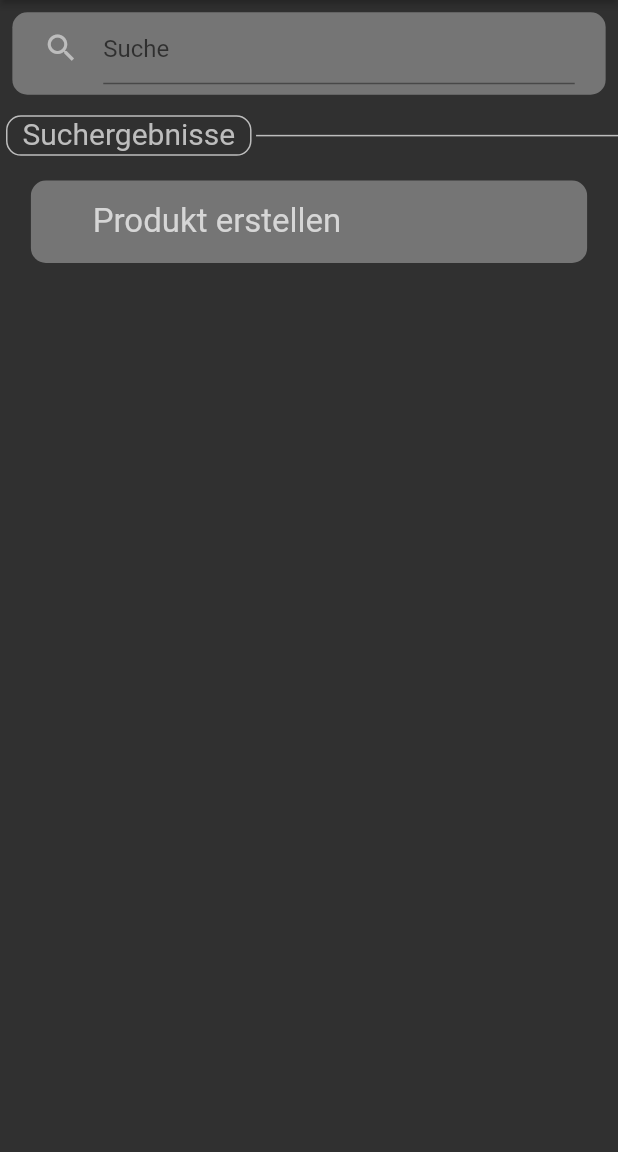
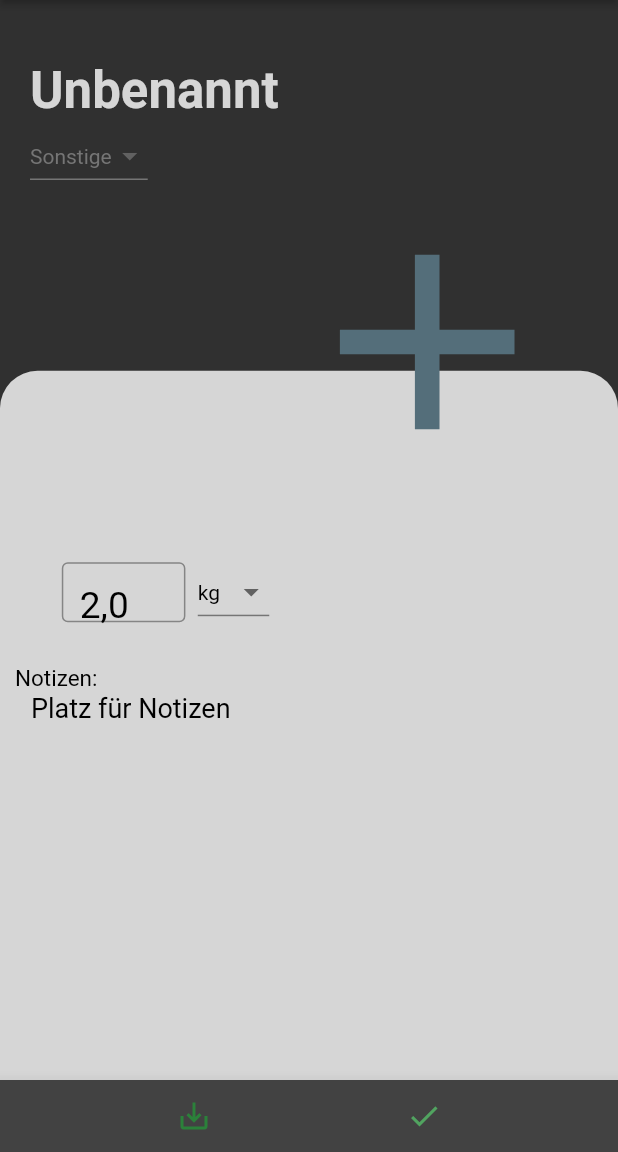
Before and after one commit to benicamera/q_shop, a Flutter app: the AddItemScreen screen opened directly, after a tap on "Produkt erstellen", on a phone screen of 412 x 824 dp, the part 84-1236 px from its top. Run offline on Flutter 3.47's test engine with Material 2 defaults, Android fonts, the phone set to English and light mode, and no system bars; our stand-ins replace auto_size_text.

Commit message:
Item erstellen Page hinzugefügt. Item erstellen implementiert.

```diff
--- a/lib/screens/addItem/addItem_screen.dart
+++ b/lib/screens/addItem/addItem_screen.dart
@@ -10,6 +10,7 @@ import 'package:q_shop/models/main_divider_bar.dart';
 import 'package:q_shop/screens/details/details_screen.dart';
 
 import '../../icons.dart';
+import 'components/searchResult.dart';
 import 'components/searchbar.dart';
 
 class AddItemScreen extends StatelessWidget {
@@ -101,59 +102,3 @@ class AddItemScreen extends StatelessWidget {
     );
   }
 }
-
-class SearchResult extends StatelessWidget {
-  const SearchResult({
-    Key key,
-    @required this.item,
-  }) : super(key: key);
-
-  final item;
-
-  void toDetailScreen(BuildContext context) {
-    Navigator.push(
-        context,
-        MaterialPageRoute(
-            builder: (context) => DetailsScreen(
-                  itemName: item,
-                  weight: "1 Stk",
-                  itemIcon: apfel,
-                  isProposal: true,
-                )));
-  }
-
-  @override
-  Widget build(BuildContext context) {
-    return InkWell(
-        onTap: () {
-          (item == "Produkt erstellen")
-              ? print("Produkt erstellen..")
-              : toDetailScreen(context);
-        },
-        child: Container(
-          height: MediaQuery.of(context).size.height / 15,
-          width: MediaQuery.of(context).size.width * 0.96,
-          decoration: BoxDecoration(
-            color: kDarkGrey1,
-            borderRadius: BorderRadius.all(Radius.circular(10.0)),
-          ),
-          child: Center(
-            child: Row(
-              children: [
-                Padding(
-                  padding: EdgeInsets.symmetric(
-                      horizontal: MediaQuery.of(context).size.width / 10),
-                  child: Text(
-                    item,
-                    style: TextStyle(
-                        fontSize: 22,
-                        color:
-                            kLightGrey2), //TODO: Icon einfügen und automatic font
-                  ),
-                )
-              ],
-            ),
-          ),
-        ));
-  }
-}
--- /dev/null
+++ b/lib/screens/addItem/components/searchResult.dart
@@ -0,0 +1,72 @@
+/*  searchResult.dart
+*   @author: Benjamin Dangl
+*   @version: 14.11.2020
+ */
+import 'package:flutter/material.dart';
+import 'package:q_shop/screens/createItem/createItem_screen.dart';
+import 'package:q_shop/screens/details/details_screen.dart';
+
+import '../../../icons.dart';
+import 'package:q_shop/constants.dart';
+
+class SearchResult extends StatelessWidget {
+  const SearchResult({
+    Key key,
+    @required this.item,
+  }) : super(key: key);
+
+  final item;
+
+  void toDetailScreen(BuildContext context) {
+    Navigator.push(
+        context,
+        MaterialPageRoute(
+            builder: (context) => DetailsScreen(
+              itemName: item,
+              weight: "1 Stk",
+              itemIcon: apfel,
+              isProposal: true,
+            )));
+  }
+
+  void toCreateItem(BuildContext context){
+    Navigator.push(context, MaterialPageRoute(
+      builder: (context) => CreateItemScreen()
+    ));
+  }
+
+  @override
+  Widget build(BuildContext context) {
+    return InkWell(
+        onTap: () {
+          (item == "Produkt erstellen")
+              ? toCreateItem(context)
+              : toDetailScreen(context);
+        },
+        child: Container(
+          height: MediaQuery.of(context).size.height / 15,
+          width: MediaQuery.of(context).size.width * 0.96,
+          decoration: BoxDecoration(
+            color: kDarkGrey1,
+            borderRadius: BorderRadius.all(Radius.circular(10.0)),
+          ),
+          child: Center(
+            child: Row(
+              children: [
+                Padding(
+                  padding: EdgeInsets.symmetric(
+                      horizontal: MediaQuery.of(context).size.width / 10),
+                  child: Text(
+                    item,
+                    style: TextStyle(
+                        fontSize: 22,
+                        color:
+                        kLightGrey2), //TODO: Icon einfügen und automatic font
+                  ),
+                )
+              ],
+            ),
+          ),
+        ));
+  }
+}
--- /dev/null
+++ b/lib/screens/createItem/components/catSelector.dart
@@ -0,0 +1,58 @@
+/*  catSelector.dart
+*   @author: Benjamin Dangl
+*   @version: 14.11.2020
+ */
+
+import 'package:flutter/material.dart';
+import '../../../constants.dart';
+
+class CatSelector extends StatefulWidget {
+  String defCat = "Sonstige";
+  CatSelector() {}
+
+  @override
+  _CatSelector createState() =>
+      _CatSelector(category: defCat);
+}
+
+class _CatSelector extends State<CatSelector> {
+  //TODO: Informationen in JSON speichern
+  String category;
+  final textController = TextEditingController();
+
+  _CatSelector({this.category});
+
+  @override
+  void dispose() {
+    textController.dispose();
+    super.dispose();
+  }
+
+  @override
+  Widget build(BuildContext context) {
+    Size size = MediaQuery.of(context).size;
+    return
+        DropdownButton<String>(
+          value: category,
+          elevation: 10,
+          dropdownColor: kWhite,
+          style: TextStyle(color: kDarkGrey1),
+          underline: Container(
+            height: 1,
+            color: kDarkGrey1,
+          ),
+          onChanged: (String newValue) {
+            setState(() {
+              category = newValue;
+            });
+          },
+          items: <String>['Obst', 'Gemüse', 'Sonstige'] //TODO: Alle Kategorien hinzufügen
+              .map<DropdownMenuItem<String>>((String value){
+            return DropdownMenuItem<String>(
+              value: value,
+              child: Text(value),
+            );
+          }).toList(),
+        );
+  }
+}
--- /dev/null
+++ b/lib/screens/createItem/components/createItemBody.dart
@@ -0,0 +1,72 @@
+/*  detail_body.dart
+*   @author: Benjamin Dangl
+*   @version: 14.11.2020
+ */
+
+import 'package:flutter/material.dart';
+import 'package:q_shop/constants.dart';
+import 'package:q_shop/screens/createItem/components/createItem_title_with_icon.dart';
+import 'package:q_shop/screens/details/components/detail_amount_select.dart';
+import 'package:q_shop/screens/details/components/detail_note.dart';
+
+
+class CreateItemBody extends StatelessWidget {
+
+  String notes = "Lorem ipsum dolor sit amet, consetetur sadipscing elitr, sed diam nonumy eirmod tempor invidunt ut labore et dolore magna aliquyam erat, sed diam voluptua. At vero eos et accusam et justo duo dolores et ea rebum. Stet clita kasd gubergren, no sea takimata sanctus est Lorem ipsum dolor sit amet. Lorem ipsum dolor sit amet, consetetur sadipscing elitr, sed diam nonumy eirmod tempor invidunt ut labore et dolore magna aliquyam erat, sed diam voluptua. At vero eos et accusam et justo duo dolores et ea rebum. Stet clita kasd gubergren, no sea takimata sanctus est Lorem ipsum dolor sit amet.";
+
+  CreateItemBody(
+      {Key key, })
+      : super(key: key);
+
+  @override
+  Widget build(BuildContext context) {
+    //returns total height and width
+    Size size = MediaQuery
+        .of(context)
+        .size;
+    return SingleChildScrollView(
+      child: Column(
+        children: <Widget>[
+          SizedBox(
+            height: size.height,
+            child: Stack(
+              children: <Widget>[
+                Container(
+                  margin: EdgeInsets.only(top: size.height * 0.3),
+                  height: 500,
+                  decoration: BoxDecoration(
+                      color: kLightGrey2,
+                      borderRadius: BorderRadius.only(
+                          topLeft: Radius.circular(25),
+                          topRight: Radius.circular(25))),
+                  child: Column(
+                    children: <Widget>[
+                      SizedBox(
+                        height: size.height * 0.15,
+                        width: 20,
+                      ),
+                      Row(
+                        children: <Widget>[
+                          Padding(
+                              padding: EdgeInsetsDirectional.only(
+                                  start: size.width * 0.1),
+                              child: DetailAmount("2 kg"))
+                        ],
+                      ),
+                      SizedBox(
+                        height: size.height * 0.03,
+                        width: 20,
+                      ),
+                      DetailNote(size: size, notes: notes)
+                    ],
+                  ),
+                ),
+                CreateItem_Title_Icon(),
+              ],
+            ),
+          )
+        ],
+      ),
+    );
+  }
+}
--- /dev/null
+++ b/lib/screens/createItem/components/createItem_editable_title.dart
@@ -0,0 +1,61 @@
+/*  createItem_editable_title.dart
+*   @author: Benjamin Dangl
+*   @version: 14.11.2020
+ */
+import 'package:flutter/material.dart';
+
+import '../../../constants.dart';
+
+class EditableItemTitle extends StatefulWidget {
+  @override
+  _EditableItemTitleState createState() => _EditableItemTitleState();
+}
+
+class _EditableItemTitleState extends State<EditableItemTitle> {
+  bool _isEditingText = false;
+  TextEditingController _editingController;
+  String initialText = "Unbenannt";
+
+  @override
+  void initState() {
+    super.initState();
+    _editingController = TextEditingController(text: initialText);
+  }
+  @override
+  void dispose() {
+    _editingController.dispose();
+    super.dispose();
+  }
+
+  @override
+  Widget build(BuildContext context) {
+    if (_isEditingText)
+      return Center(
+        child: TextField(
+          style: Theme.of(context).textTheme.headline4.copyWith(
+              color: kLightGrey2, fontWeight: FontWeight.bold),
+          onSubmitted: (newValue){
+            setState(() {
+              //TODO: save text
+              initialText = newValue;
+              _isEditingText =false;
+            });
+          },
+          autofocus: true,
+          controller: _editingController,
+        ),
+      );
+    return InkWell(
+        onTap: () {
+          setState(() {
+            _isEditingText = true;
+          });
+        },
+        child: Text(
+          initialText,
+          style:
+            Theme.of(context).textTheme.headline4.copyWith(
+                color: kLightGrey2, fontWeight: FontWeight.bold),
+        ));
+  }
+}
--- /dev/null
+++ b/lib/screens/createItem/components/createItem_title_with_icon.dart
@@ -0,0 +1,47 @@
+/*  createItem_title_with_icon.dart
+*   @author: Benjamin Dangl
+*   @version: 14.11.2020
+ */
+import 'package:flutter/material.dart';
+import 'package:q_shop/constants.dart';
+import 'package:q_shop/screens/createItem/components/catSelector.dart';
+import 'package:q_shop/screens/createItem/components/createItem_editable_title.dart';
+
+class CreateItem_Title_Icon extends StatelessWidget {
+  final int itemId = 1; //TODO: get item id
+  const CreateItem_Title_Icon({
+    Key key,
+
+  }) : super(key: key);
+
+
+  @override
+  Widget build(BuildContext context) {
+    return Padding(
+      padding: const EdgeInsets.symmetric(
+          horizontal: kDefPadding, vertical: kDefPadding * 2),
+      child: Column(
+        crossAxisAlignment: CrossAxisAlignment.start,
+        children: <Widget>[
+          EditableItemTitle(),
+          CatSelector(),
+          Row(
+            children: <Widget>[
+              Padding(
+                  padding: EdgeInsetsDirectional.only(
+                      start: MediaQuery.of(context).size.width / 2.5),
+                  child: InkWell(
+                    onTap: (){} , //TODO: add Iconselector
+                    child: Icon(
+                    Icons.add,
+                    color: kBluGreyS1,
+                    size: 200,
+                  ),)
+              )
+            ],
+          )
+        ],
+      ),
+    );
+  }
+}
--- /dev/null
+++ b/lib/screens/createItem/createItem_screen.dart
@@ -0,0 +1,89 @@
+/*  createItem_screen.dart
+*   @author: Benjamin Dangl
+*   @version: 14.11.2020
+ */
+import 'package:flutter/material.dart';
+import 'package:q_shop/screens/createItem/components/createItemBody.dart';
+import 'package:q_shop/screens/details/components/detail_body.dart';
+import '../../constants.dart';
+
+class CreateItemScreen extends StatelessWidget {
+  const CreateItemScreen({
+    Key key,
+  }) : super(key: key);
+
+//TODO: SAVE EVERYTHING WHEN GOING BACK
+  @override
+  Widget build(BuildContext context) {
+    return Scaffold(
+      backgroundColor: kDarkGrey4,
+      appBar: buildAppBar(),
+      bottomNavigationBar: buildBottomAppBar(),
+      body: CreateItemBody(), //TODO: Get cat
+    );
+  }
+
+  BottomAppBar buildBottomAppBar() {
+    return BottomAppBar(
+      color: kDarkGrey3,
+      child: Row(
+        mainAxisSize: MainAxisSize.max,
+        mainAxisAlignment: MainAxisAlignment.spaceEvenly,
+        children: <Widget>[
+          IconButton(
+            icon: Icon(
+              Icons.save_alt,
+              color: kGreen,
+            ),
+            onPressed: () {
+              print("Save");
+            },
+          ),
+          IconButton(
+            icon: Icon(
+              Icons.check,
+              color: kGreenH1,
+            ),
+            onPressed: () {
+              print("Save and add");
+            },
+          ) //TODO: Save
+        ],
+      ),
+    );
+  }
+
+  AppBar buildAppBar() {
+    return AppBar(
+      backgroundColor: kDarkGrey3,
+      //TODO: Änderung vorgenommen
+      elevation: 2.0,
+      title: Text(
+        "  " + kTitle,
+        style: TextStyle(
+          color: kWhite,
+          fontWeight: FontWeight.bold,
+          fontSize: 35,
+          fontStyle: null,
+          fontFamily: null,
+        ),
+      ),
+      shadowColor: kBGColor,
+      actions: <Widget>[
+        IconButton(
+          icon: Icon(
+            Icons.settings,
+            color: kGrey,
+          ),
+          tooltip: null,
+          onPressed: () {
+            print("Einstellungen");
+          } /*TODO: Settingsscreen aufrufen*/,
+        ),
+        SizedBox(
+          width: kDefPadding / 2,
+        )
+      ],
+    );
+  }
+}
--- a/lib/screens/main/main_screen.dart
+++ b/lib/screens/main/main_screen.dart
@@ -1,10 +1,11 @@
 /*  main_screen.dart
 *   @author: Benjamin Dangl
-*   @version: 26.10.2020
+*   @version: 14.11.2020
  */
 
 import 'package:flutter/material.dart';
 import 'package:q_shop/constants.dart';
+import 'package:q_shop/screens/createItem/createItem_screen.dart';
 import 'components/main_body.dart';
 
 class MainScreen extends StatefulWidget {
@@ -47,7 +48,9 @@ class _MainScreenState extends State<MainScreen> {
           ),
           tooltip: null,
           onPressed: () {
-            print("Item erstellen");
+            Navigator.push(context, MaterialPageRoute(
+                builder: (context) => CreateItemScreen()
+            ));
           } /*TODO: Item erstellen aufrufen*/,
         ),
         IconButton(
```
